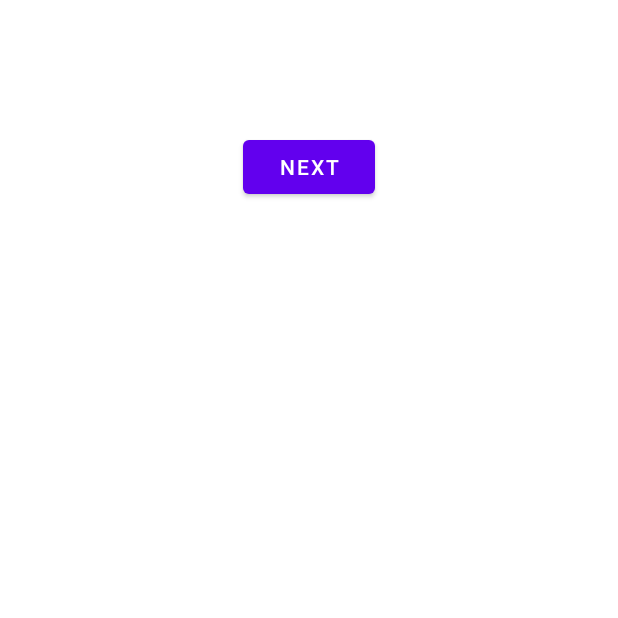
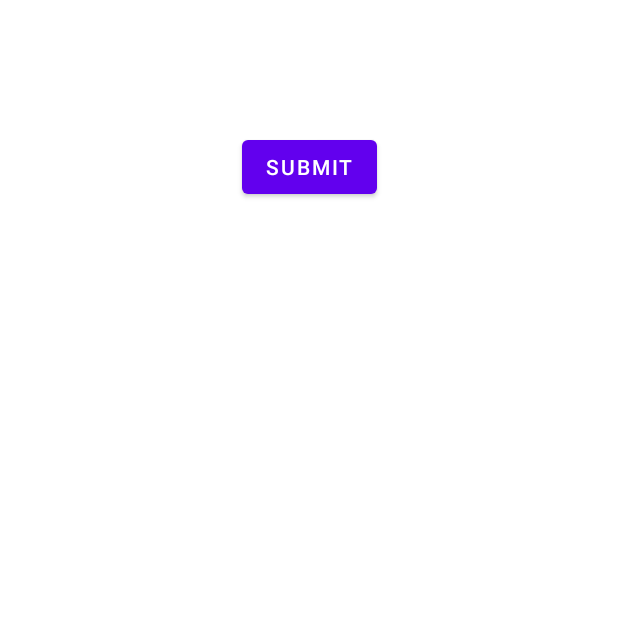
Before and after one commit to NateLanza/4530_App1, an Android app: the screen it shows after launch (FormActivity), on a phone screen of 412 x 824 dp, the part 618-1236 px from its top. Run offline under Robolectric (Android 15) with nearby library versions, the phone set to English and light mode, and no system bars; our stand-ins replace navigation-ui.

Commit message:
Nothing works!!

```diff
--- a/app/src/main/java/com/example/app1/FirstFragment.kt
+++ b/app/src/main/java/com/example/app1/FirstFragment.kt
@@ -33,7 +33,10 @@ class FirstFragment : Fragment() {
         super.onViewCreated(view, savedInstanceState)
 
         binding.nextButton.setOnClickListener {
-            findNavController().navigate(R.id.action_FirstFragment_to_resultActivity)
+            findNavController().navigate(R.id.action_FirstFragment_to_resultActivity, Bundle().apply {
+                putString("firstName", binding.firstName.text.toString())
+                putString("lastName", binding.lastName.text.toString())
+            })
         }
     }
 
--- a/app/src/main/res/layout/fragment_first.xml
+++ b/app/src/main/res/layout/fragment_first.xml
@@ -42,7 +42,7 @@
         android:id="@+id/nextButton"
         android:layout_width="wrap_content"
         android:layout_height="wrap_content"
-        android:text="@string/next"
+        android:text="Submit"
         app:layout_constraintBottom_toBottomOf="parent"
         app:layout_constraintEnd_toEndOf="parent"
         app:layout_constraintStart_toStartOf="parent"
--- a/app/src/main/res/navigation/nav_graph.xml
+++ b/app/src/main/res/navigation/nav_graph.xml
@@ -19,5 +19,12 @@
         android:id="@+id/resultActivity"
         android:name="com.example.app1.ResultActivity"
         android:label="activity_result"
-        tools:layout="@layout/activity_result" />
+        tools:layout="@layout/activity_result" >
+        <argument
+            android:name="FirstName"
+            app:argType="string" />
+        <argument
+            android:name="LastName"
+            app:argType="string" />
+    </activity>
 </navigation>
```
Also changed, not shown: app/src/main/java/com/example/app1/SecondFragment.kt (+12 -0 lines), app/src/main/res/layout/fragment_second.xml (+5 -7 lines).
